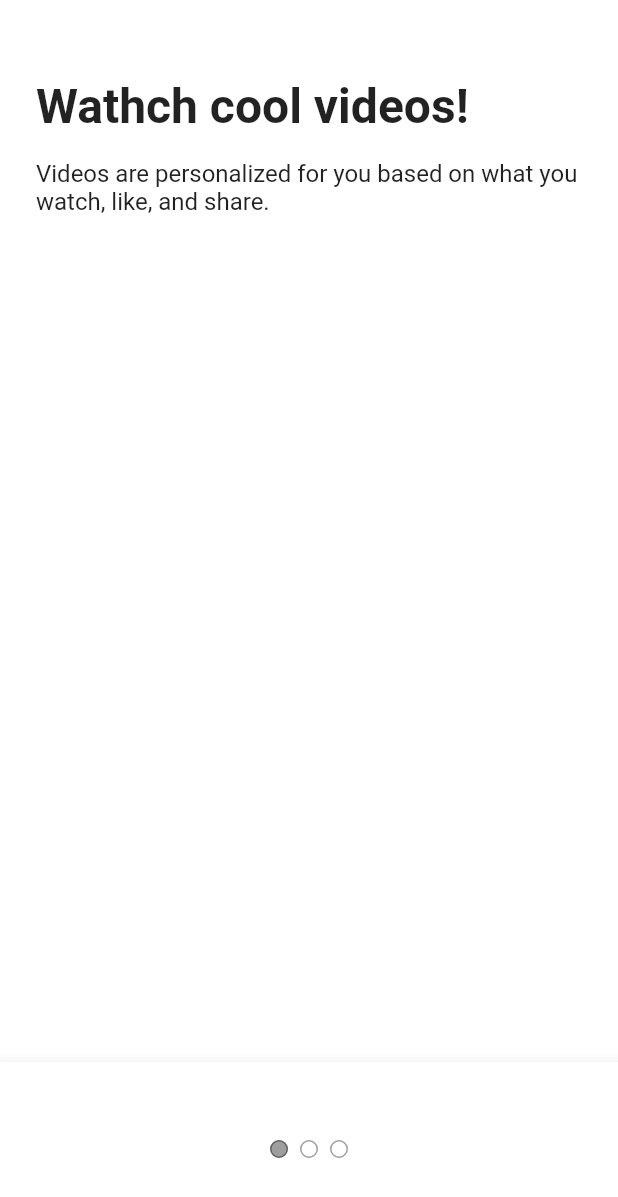
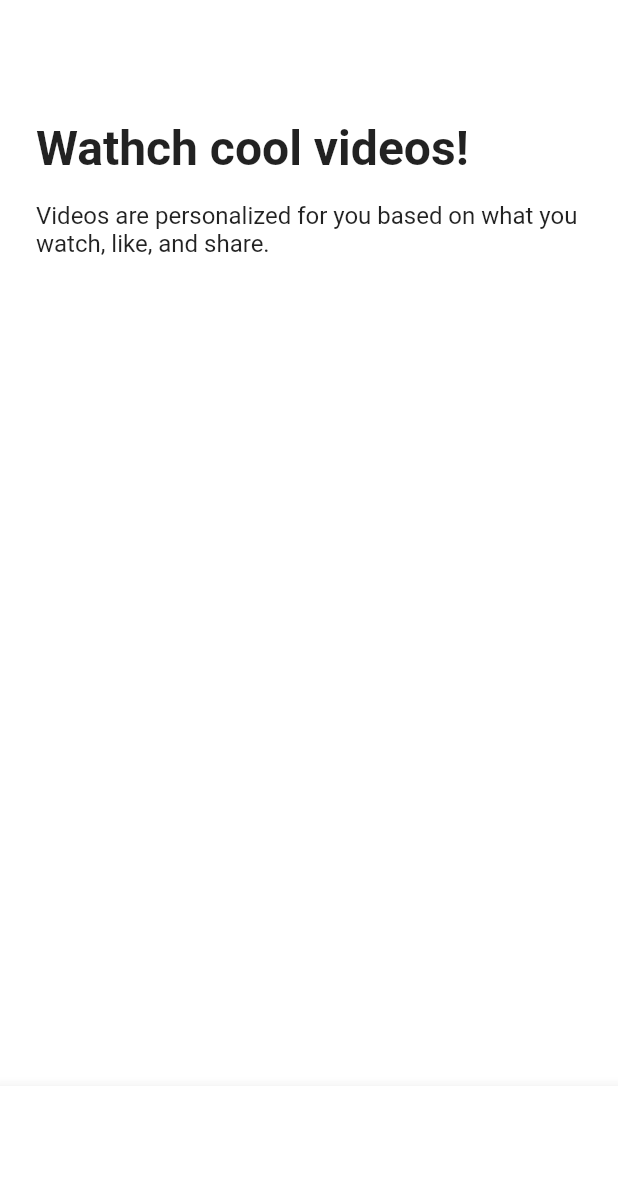
Before and after one commit to OverFlowBIN/tiktok_clone, a Flutter app: the TutorialScreen screen opened directly, on a phone screen of 412 x 824 dp. Shown: the top 1197 px of the screen. Run offline on Flutter 3.47's test engine with Material 3 defaults, Android fonts, the phone set to English and light mode, and no system bars; our stand-ins replace font_awesome_flutter.

Commit message:
ONBOARDING(AnimatedCrossFade)

```diff
--- a/lib/features/onboarding/tutorial_screen.dart
+++ b/lib/features/onboarding/tutorial_screen.dart
@@ -1,7 +1,11 @@
+import 'package:flutter/cupertino.dart';
 import 'package:flutter/material.dart';
 import 'package:tiktok_clone/constants/gaps.dart';
+import '../../constants/sizes.dart';
 
-import '../../constants/sizes.dart';
+enum Direction { left, right }
+
+enum Page { first, second }
 
 class TutorialScreen extends StatefulWidget {
   const TutorialScreen({super.key});
@@ -11,21 +15,56 @@ class TutorialScreen extends StatefulWidget {
 }
 
 class _TutorialScreenState extends State<TutorialScreen> {
+  Direction _direction = Direction.right;
+  Page _showingPage = Page.first;
+
+  void _onPanUpdate(DragUpdateDetails details) {
+    if (details.delta.dx > 0) {
+      // to the right
+      setState(() {
+        _direction = Direction.right;
+      });
+    } else {
+      //  to the left
+      setState(() {
+        _direction = Direction.left;
+      });
+    }
+  }
+
+  void _onPanEnd(DragEndDetails details) {
+    if (_direction == Direction.left) {
+      setState(() {
+        _showingPage = Page.second;
+      });
+    } else {
+      setState(() {
+        _showingPage = Page.first;
+      });
+    }
+  }
+
   @override
   Widget build(BuildContext context) {
-    return DefaultTabController(
-      length: 3,
+    return GestureDetector(
+      // onPanUpdate는 유저가 dragging 하는것을 감지한다.
+      onPanUpdate: _onPanUpdate,
+      onPanEnd: _onPanEnd,
       child: Scaffold(
-        body: const SafeArea(
-          // TabBarView의 역할은 TabBar에 정의된 Tab들을 리스트화하여 보여주는 역할을 합니다.
-          child: TabBarView(
-            children: [
-              Padding(
-                padding: EdgeInsets.symmetric(horizontal: Sizes.size24),
-                child: Column(
+        body: Padding(
+          padding: const EdgeInsets.symmetric(
+            horizontal: Sizes.size24,
+          ),
+          child: SafeArea(
+            child: AnimatedCrossFade(
+              crossFadeState: _showingPage == Page.first
+                  ? CrossFadeState.showFirst
+                  : CrossFadeState.showSecond,
+              duration: const Duration(microseconds: 300),
+              firstChild: const Column(
                 crossAxisAlignment: CrossAxisAlignment.start,
                 children: [
-                    Gaps.v52,
+                  Gaps.v80,
                   Text(
                     "Wathch cool videos!",
                     style: TextStyle(
@@ -42,13 +81,10 @@ class _TutorialScreenState extends State<TutorialScreen> {
                   ),
                 ],
               ),
-              ),
-              Padding(
-                padding: EdgeInsets.symmetric(horizontal: Sizes.size24),
-                child: Column(
+              secondChild: const Column(
                 crossAxisAlignment: CrossAxisAlignment.start,
                 children: [
-                    Gaps.v52,
+                  Gaps.v80,
                   Text(
                     "Follow the rules of the app",
                     style: TextStyle(
@@ -58,7 +94,7 @@ class _TutorialScreenState extends State<TutorialScreen> {
                   ),
                   Gaps.v16,
                   Text(
-                      "Videos are personalized for you based on what you watch, like, and share.",
+                    "Follow the rules of the app to avoid getting banned.",
                     style: TextStyle(
                       fontSize: Sizes.size16,
                     ),
@@ -66,45 +102,22 @@ class _TutorialScreenState extends State<TutorialScreen> {
                 ],
               ),
             ),
-              Padding(
-                padding: EdgeInsets.symmetric(horizontal: Sizes.size24),
-                child: Column(
-                  crossAxisAlignment: CrossAxisAlignment.start,
-                  children: [
-                    Gaps.v52,
-                    Text(
-                      "Enjoy the ride",
-                      style: TextStyle(
-                        fontSize: Sizes.size32,
-                        fontWeight: FontWeight.bold,
-                      ),
-                    ),
-                    Gaps.v16,
-                    Text(
-                      "Videos are personalized for you based on what you watch, like, and share.",
-                      style: TextStyle(
-                        fontSize: Sizes.size16,
-                      ),
-                    ),
-                  ],
-                ),
-              ),
-            ],
           ),
         ),
         bottomNavigationBar: BottomAppBar(
-          child: Container(
+          child: Padding(
             padding: const EdgeInsets.symmetric(
-              vertical: Sizes.size48,
+              vertical: Sizes.size24,
+              horizontal: Sizes.size24,
             ),
-            child: const Row(
-              mainAxisAlignment: MainAxisAlignment.center,
-              children: [
-                TabPageSelector(
-                  color: Colors.white,
-                  selectedColor: Colors.black38,
+            child: AnimatedOpacity(
+              duration: const Duration(milliseconds: 300),
+              opacity: _showingPage == Page.first ? 0 : 1,
+              child: CupertinoButton(
+                color: Theme.of(context).primaryColor,
+                child: const Text("Enter the app!"),
+                onPressed: () {},
               ),
-              ],
             ),
           ),
         ),
```
Lines whose indentation alone changed are shown as unchanged.
